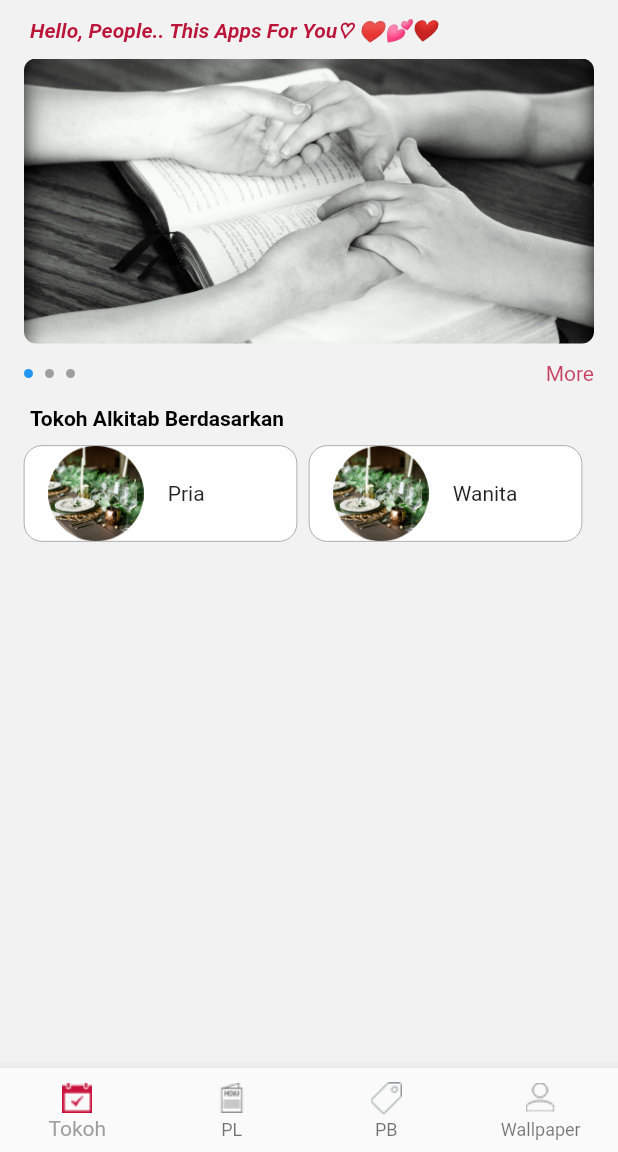
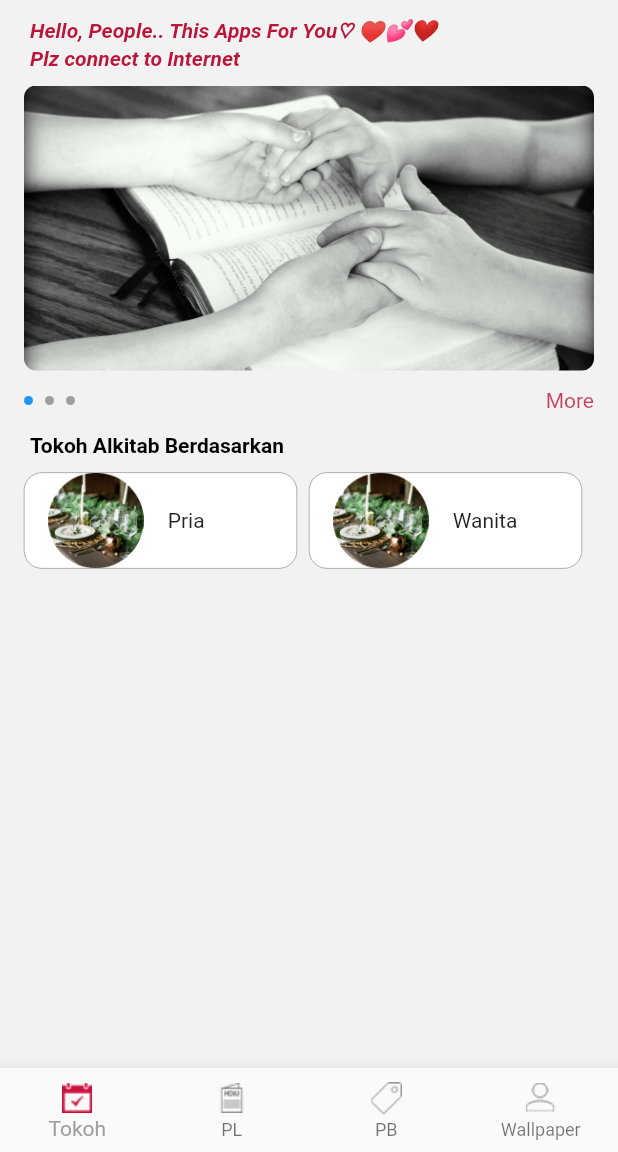
Before and after one commit to alvienadd/seratustokohalkitab, a Flutter app: the screen it shows after launch, on a phone screen of 412 x 824 dp, the part 84-1236 px from its top. Run offline on Flutter 3.47's test engine with Material 2 defaults, Android fonts, the phone set to English and light mode, and no system bars; our stand-ins replace flutter_swiper.

Commit message:
Tokoh Abraham

```diff
--- a/lib/Screens/components/Tokoh.dart
+++ b/lib/Screens/components/Tokoh.dart
@@ -28,8 +28,13 @@ class _TokohState extends State<Tokoh> {
           children: <Widget>[
             //Say Hello to User
             Padding(
-              padding: const EdgeInsets.only(top:10.0,left:20.0,right:20.0,bottom:10.0),
+              padding: const EdgeInsets.only(top:10.0,left:20.0,right:20.0,bottom:2.0),
               child: Text('Hello, People.. This Apps For You♡ ♥💕❤',style: TextStyle(fontStyle: FontStyle.italic,color:Color(int.parse(
+                                  '#BB163A'.replaceAll('#', '0xff'))),fontWeight: FontWeight.bold),),
+            ),
+              Padding(
+              padding: const EdgeInsets.only(left:20.0,right:20.0,bottom:10.0),
+              child: Text('Plz connect to Internet',style: TextStyle(fontStyle: FontStyle.italic,color:Color(int.parse(
                                   '#BB163A'.replaceAll('#', '0xff'))),fontWeight: FontWeight.bold),),
             ),
             Container(
```
Also changed, not shown: lib/models/datatokoh.json (+7 -0 lines).
